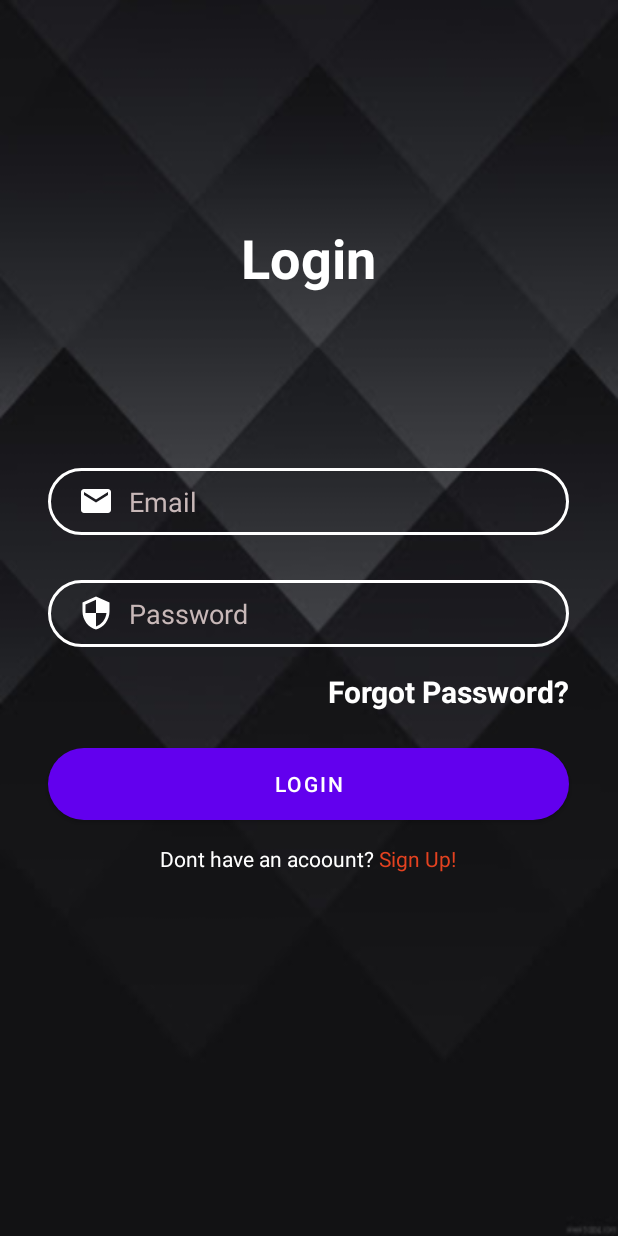
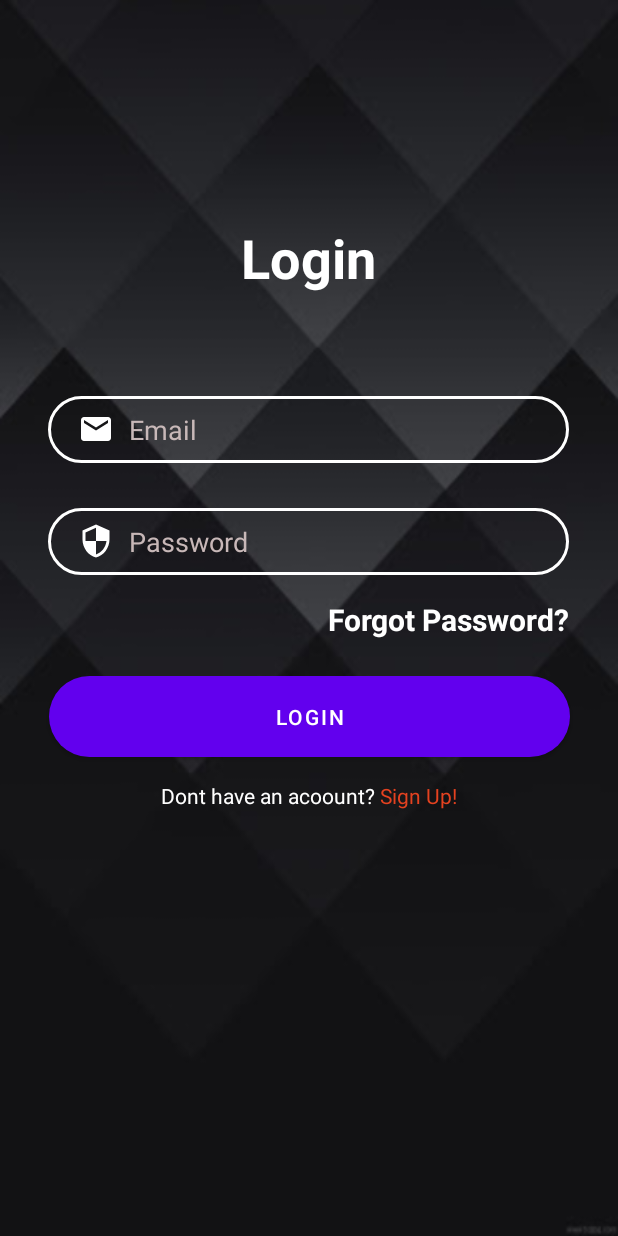
Before and after one commit to Group-P/ITC327W_Bookah, an Android app: the screen it shows after launch (LoginActivity), on a phone screen of 412 x 824 dp. Run offline under Robolectric (Android 15) with nearby library versions, the phone set to English and light mode, and no system bars.

Commit message:
Fixed Login screen layout.

```diff
--- a/app/src/main/res/layout/activity_login.xml
+++ b/app/src/main/res/layout/activity_login.xml
@@ -26,9 +26,7 @@
         android:id="@+id/etEmail"
         android:layout_width="347dp"
         android:layout_height="wrap_content"
-        android:layout_marginStart="32dp"
-        android:layout_marginTop="116dp"
-        android:layout_marginEnd="32dp"
+        android:layout_marginTop="68dp"
         android:background="@drawable/input_background"
         android:drawableLeft="@drawable/ic_email"
         android:drawablePadding="10dp"
@@ -43,9 +41,8 @@
         android:paddingBottom="10dp"
         android:textColor="#FFFFFF"
         android:textColorHint="#C8B8B8"
-        app:layout_constraintEnd_toEndOf="parent"
-        app:layout_constraintHorizontal_bias="0.0"
-        app:layout_constraintStart_toStartOf="parent"
+        app:layout_constraintEnd_toEndOf="@+id/textView"
+        app:layout_constraintStart_toStartOf="@id/textView"
         app:layout_constraintTop_toBottomOf="@+id/textView" />
 
     <EditText
@@ -86,27 +83,30 @@
 
     <Button
         android:id="@+id/btnLogin"
-        android:layout_width="0dp"
-        android:layout_height="wrap_content"
+        android:layout_width="347dp"
+        android:layout_height="54dp"
+        android:layout_marginStart="32dp"
         android:layout_marginTop="24dp"
+        android:layout_marginEnd="32dp"
         android:background="@drawable/button_background"
         android:text="Login"
-        app:layout_constraintEnd_toEndOf="@+id/etPass"
-        app:layout_constraintHorizontal_bias="0.503"
-        app:layout_constraintStart_toStartOf="@+id/etPass"
+        app:layout_constraintEnd_toEndOf="@+id/tvForgotPass"
+        app:layout_constraintHorizontal_bias="0.87"
+        app:layout_constraintStart_toStartOf="@+id/tvForgotPass"
         app:layout_constraintTop_toBottomOf="@+id/tvForgotPass" />
 
     <LinearLayout
         android:id="@+id/linearLayout"
         android:layout_width="0dp"
         android:layout_height="wrap_content"
+        android:layout_marginStart="32dp"
         android:layout_marginTop="16dp"
+        android:layout_marginEnd="32dp"
         android:gravity="center"
         android:orientation="horizontal"
         android:textAlignment="center"
-        app:layout_constraintEnd_toEndOf="@+id/btnLogin"
-        app:layout_constraintHorizontal_bias="0.0"
-        app:layout_constraintStart_toStartOf="@+id/btnLogin"
+        app:layout_constraintEnd_toEndOf="parent"
+        app:layout_constraintStart_toStartOf="parent"
         app:layout_constraintTop_toBottomOf="@+id/btnLogin">
 
         <TextView
```
